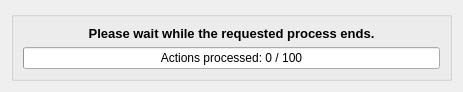
This is dbtool/dlgprogress.ui in tbikfalvi/Belenus as Qt 5 draws it before an edit. The edited form follows.
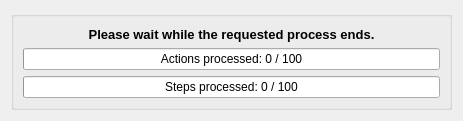
This is the edited form.

Diff of the .ui file:
```diff
--- a/dbtool/dlgprogress.ui
+++ b/dbtool/dlgprogress.ui
@@ -7,7 +7,7 @@
     <x>0</x>
     <y>0</y>
     <width>463</width>
-    <height>81</height>
+    <height>121</height>
    </rect>
   </property>
   <property name="contextMenuPolicy">
@@ -65,6 +65,19 @@
         </property>
        </widget>
       </item>
+      <item>
+       <widget class="QProgressBar" name="progressBarDetails">
+        <property name="value">
+         <number>0</number>
+        </property>
+        <property name="alignment">
+         <set>Qt::AlignCenter</set>
+        </property>
+        <property name="format">
+         <string>Steps processed: %v / %m</string>
+        </property>
+       </widget>
+      </item>
      </layout>
     </widget>
    </item>
```
